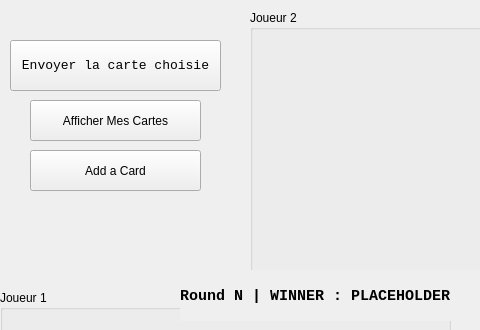
Old version of the form Jeu_De_Cartes/Code/Jeu_Cartes-Integration_Reseau/UIs/cartesJeux_ui-Player2.ui in the repository LiamB72/MainProjects; both pictures show x 0 to 480 and y 0 to 330 of the 709 by 584 pixel window.
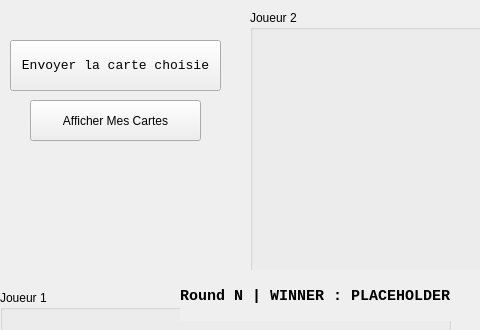
New version of the form. Icons and pictures are not drawn.

Commit message: Removed Add Card UI Element

Patch:
```diff
--- a/Jeu_De_Cartes/Code/Jeu_Cartes-Integration_Reseau/UIs/cartesJeux_ui-Player2.ui
+++ b/Jeu_De_Cartes/Code/Jeu_Cartes-Integration_Reseau/UIs/cartesJeux_ui-Player2.ui
@@ -27,19 +27,6 @@
      <string>Afficher Mes Cartes</string>
     </property>
    </widget>
-   <widget class="QPushButton" name="addCard">
-    <property name="geometry">
-     <rect>
-      <x>30</x>
-      <y>150</y>
-      <width>171</width>
-      <height>41</height>
-     </rect>
-    </property>
-    <property name="text">
-     <string>Add a Card</string>
-    </property>
-   </widget>
    <widget class="QPushButton" name="sendingButtonB">
     <property name="geometry">
      <rect>
```
The commit also changes 1 other file.
